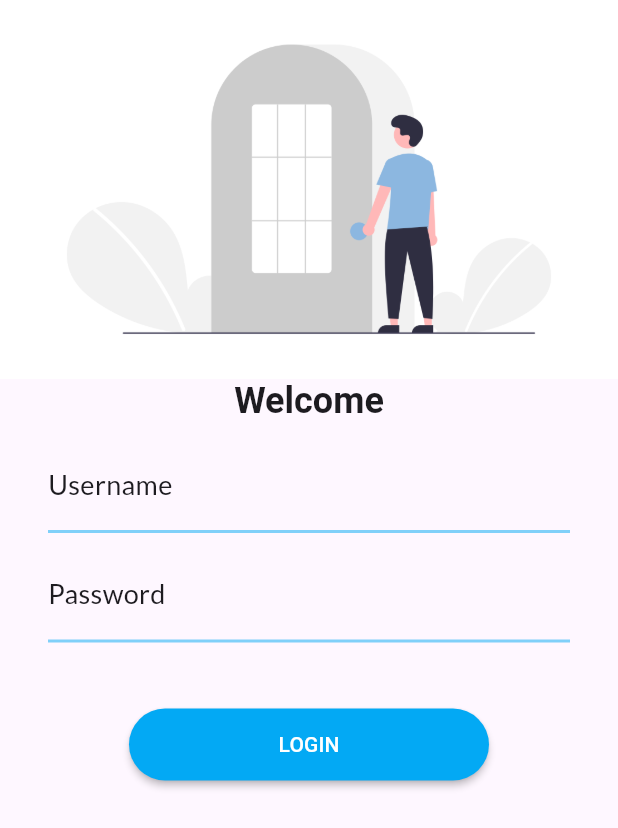
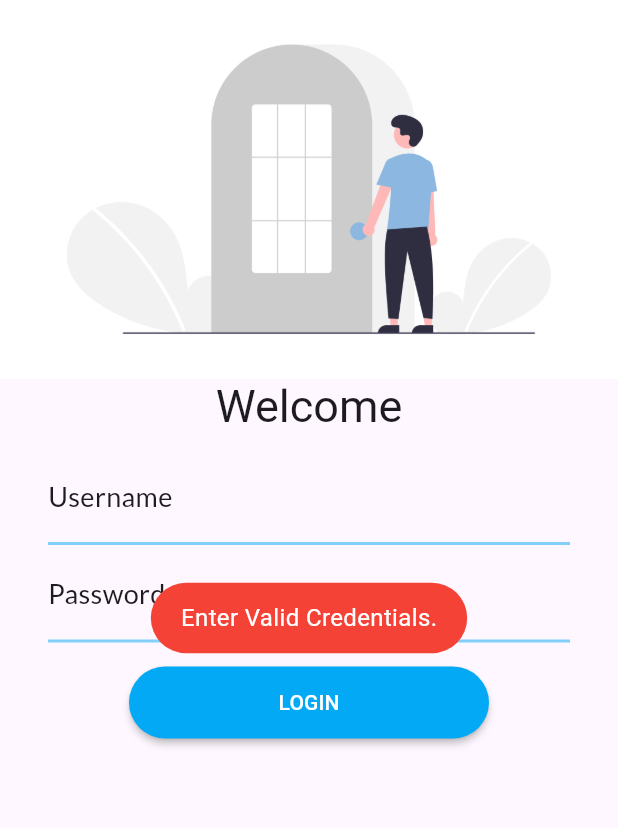
Before and after one commit to yadav-deepakk/FlutterDemoApp, a Flutter app: the screen it shows after launch, after a tap on "LOGIN", on a phone screen of 412 x 824 dp. Shown: the top 828 px of the screen. Run offline on Flutter 3.47's test engine with Material 3 defaults, Android fonts, the phone set to English and light mode, and no system bars; our stand-ins replace fluttertoast, google_fonts; Roboto replaces fonts that are missing (Parisienne).

Commit message:
FlutterToast, Navigator - pop and pushNamed, taking navigator params by ModalRoute.

```diff
--- a/lib/main.dart
+++ b/lib/main.dart
@@ -1,6 +1,7 @@
 import 'package:flutter/material.dart';
 import 'package:flutter_app1/pages/home.dart';
 import 'package:flutter_app1/pages/login.dart';
+import 'package:flutter_app1/routes/available_routes.dart';
 import 'package:google_fonts/google_fonts.dart';
 
 void main() => runApp(const MyApp());
@@ -14,22 +15,27 @@ class MyApp extends StatelessWidget {
       title: 'Flutter Demo App',
       theme: ThemeData(
         primaryColor: Colors.lightBlue,
-        appBarTheme: AppBarTheme(
-          backgroundColor: Theme.of(context).primaryColor,
+        appBarTheme: const AppBarTheme(
+          backgroundColor: Colors.lightBlue,
+          foregroundColor: Colors.white,
           centerTitle: true,
           titleSpacing: 2.0,
           elevation: 4.0,
           shadowColor: Colors.blueGrey,
         ),
+
+        // Plain Readable Fonts - openSans, roboto, lato, notoSans, poppins, quicksand, sourceSansPro
+        // Cursive Fonts - dancingScript, greatVibes, pacifico, italianno, parisienne, cookie
         textTheme: TextTheme(
-          titleLarge: GoogleFonts.roboto(
-            fontSize: 28,
+          titleLarge: GoogleFonts.dancingScript(
+            fontSize: 36.0,
             fontWeight: FontWeight.w600,
-            fontStyle: FontStyle.italic,
+            fontStyle: FontStyle.normal,
+            letterSpacing: 1.0,
           ),
-          headlineLarge: GoogleFonts.roboto(
-            fontSize: 24.0,
-            fontWeight: FontWeight.bold,
+          headlineLarge: GoogleFonts.parisienne(
+            fontSize: 30.0,
+            fontWeight: FontWeight.normal,
           ),
           bodyLarge: GoogleFonts.roboto(
             fontSize: 20.0,
@@ -39,11 +45,10 @@ class MyApp extends StatelessWidget {
           bodySmall: GoogleFonts.lato(fontSize: 16.0),
         ),
       ),
-      initialRoute: "/login",
+      initialRoute: AvailableRoutes.root,
       routes: {
-        "/": (context) => const HomeScreen(),
-        "/home": (context) => const HomeScreen(),
-        "/login": (context) => LoginScreen(),
+        AvailableRoutes.home: (context) => const HomeScreen(),
+        AvailableRoutes.login: (context) => LoginScreen(),
       },
     );
   }
--- a/lib/pages/home.dart
+++ b/lib/pages/home.dart
@@ -10,11 +10,17 @@ class HomeScreen extends StatefulWidget {
 class HomeScreenState extends State<HomeScreen> {
   @override
   Widget build(BuildContext context) {
+    // taking navigator params
+    final Map<String, dynamic> args =
+        ModalRoute.of(context)!.settings.arguments as Map<String, dynamic>;
+
     return Scaffold(
       appBar: AppBar(
         title: const Text("Flutter Demo"),
       ),
-      body: const Center(),
+      body: Center(
+        child: Text("welcome ${args['user']} at : ${args['loginTime']}"),
+      ),
     );
   }
 }
--- a/lib/pages/login.dart
+++ b/lib/pages/login.dart
@@ -1,5 +1,7 @@
 import 'dart:developer' as developer;
 import 'package:flutter/material.dart';
+import 'package:flutter_app1/routes/available_routes.dart';
+import 'package:fluttertoast/fluttertoast.dart';
 
 class LoginScreen extends StatelessWidget {
   LoginScreen({super.key});
@@ -9,6 +11,7 @@ class LoginScreen extends StatelessWidget {
   @override
   Widget build(BuildContext context) {
     return Material(
+      child: SingleChildScrollView(
         child: Column(
           children: <Widget>[
             // img
@@ -46,14 +49,13 @@ class LoginScreen extends StatelessWidget {
                       ),
                       enabledBorder: UnderlineInputBorder(
                         borderSide: BorderSide(
-                        color: Theme.of(context).primaryColor.withOpacity(0.5),
+                          color:
+                              Theme.of(context).primaryColor.withOpacity(0.5),
                           width: 2.0,
                         ),
                       ),
                     ),
                   ),
-
-                const SizedBox(height: 8.0),
 
                   // password
                   TextFormField(
@@ -75,24 +77,46 @@ class LoginScreen extends StatelessWidget {
                       ),
                       enabledBorder: UnderlineInputBorder(
                         borderSide: BorderSide(
-                        color: Theme.of(context).primaryColor.withOpacity(0.5),
+                          color:
+                              Theme.of(context).primaryColor.withOpacity(0.5),
                           width: 2.0,
                         ),
                       ),
                     ),
                   ),
 
-                const SizedBox(height: 8.0),
+                  const SizedBox(height: 16.0),
 
                   // Login Button
-                Padding(
-                  padding: const EdgeInsets.symmetric(vertical: 36.0),
-                  child: SizedBox(
+                  SizedBox(
                     width: 240.0,
                     height: 48.0,
                     child: ElevatedButton(
                       onPressed: () {
-                        developer.log("You clicked Login Button");
+                        developer.log("Login Button Clicked!");
+
+                        developer.log("USER: ${_userNameController.text}");
+                        developer.log("PASS: ${_passController.text}");
+                        if (!(_userNameController.text == "Deepak") &&
+                            !(_passController.text == "Admin#123")) {
+                          _showFlutterToast("Enter Valid Credentials.");
+                          return;
+                        }
+
+                        _showFlutterToast("Login Successful!");
+                        Navigator.pop(context);
+                        DateTime d = DateTime.now();
+                        String currentDateTime =
+                            "${d.day}/${d.month}/${d.year} ${d.hour}:${d.minute}:${d.second}";
+                        Navigator.pushNamed(
+                          context,
+                          AvailableRoutes.home,
+                          arguments: {
+                            "user": _userNameController.text,
+                            "pass": _passController.text,
+                            "loginTime": currentDateTime,
+                          },
+                        );
                       },
                       style: TextButton.styleFrom(
                         backgroundColor: Theme.of(context).primaryColor,
@@ -102,12 +126,25 @@ class LoginScreen extends StatelessWidget {
                       child: const Text("LOGIN"),
                     ),
                   ),
-                ),
+                  // Login Button Ends.
                 ],
               ),
             ),
           ],
         ),
+      ),
+    );
+  }
+
+  void _showFlutterToast(String message) {
+    Fluttertoast.showToast(
+      msg: message,
+      toastLength: Toast.LENGTH_LONG,
+      gravity: ToastGravity.CENTER,
+      timeInSecForIosWeb: 1,
+      backgroundColor: Colors.red,
+      textColor: Colors.white,
+      fontSize: 16.0,
     );
   }
 }
--- /dev/null
+++ b/lib/routes/available_routes.dart
@@ -0,0 +1,5 @@
+class AvailableRoutes {
+  static const root = "/login";
+  static const home = "/home";
+  static const login = "/login";
+}
--- a/pubspec.yaml
+++ b/pubspec.yaml
@@ -10,6 +10,7 @@ dependencies:
     flutter:
         sdk: flutter
     google_fonts: ^6.1.0
+    fluttertoast: ^8.2.4
 
 dev_dependencies:
     flutter_test:
```
Also changed, not shown: pubspec.lock, 1 other file. Lines whose indentation alone changed are shown as unchanged.
